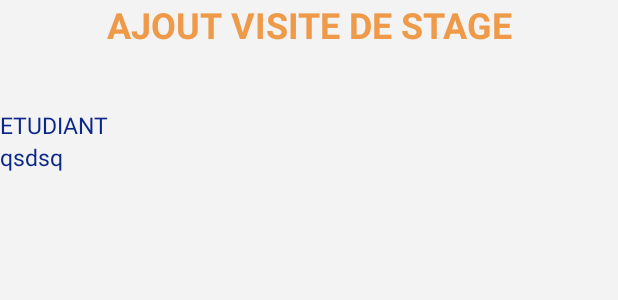
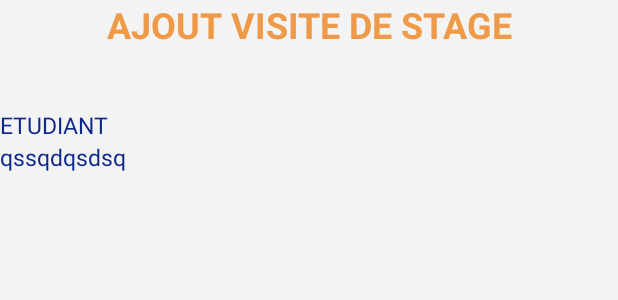
Before and after one commit to SarahB44/ProjetAndroidEquipe7, an Android app: the layout activity_formulaire_visite.xml on its own in the app's theme, with its tools: preview values and no code run, on a phone screen of 412 x 824 dp. Shown: the top 300 px of the screen. Run offline under Robolectric (Android 15) with nearby library versions, the phone set to English and light mode, and no system bars.

Commit message:
Suite d'interface de fiche de visite de stage

```diff
--- a/app/src/main/res/layout/activity_formulaire_visite.xml
+++ b/app/src/main/res/layout/activity_formulaire_visite.xml
@@ -70,7 +70,7 @@
                                 android:layout_width="wrap_content"
                                 android:layout_height="wrap_content"
                                 android:layout_weight="1"
-                                android:text="qsdsq"
+                                android:text="qssqdqsdsq"
                                 style="@style/EcritureParties"
                                 />
 
```
